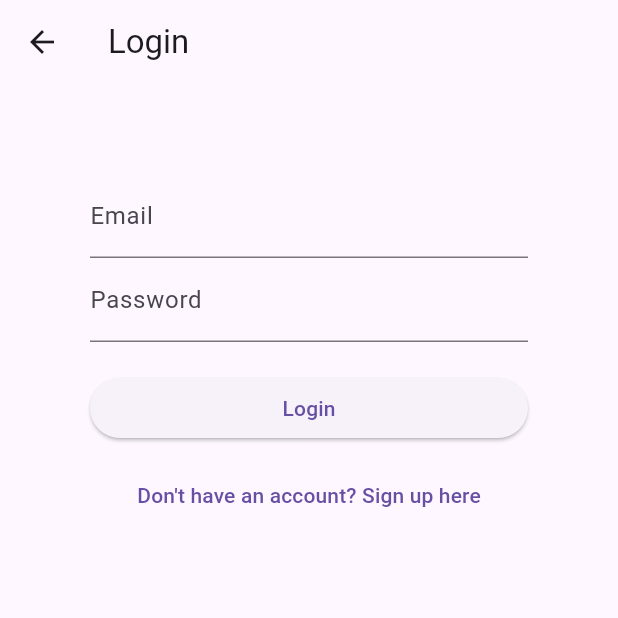
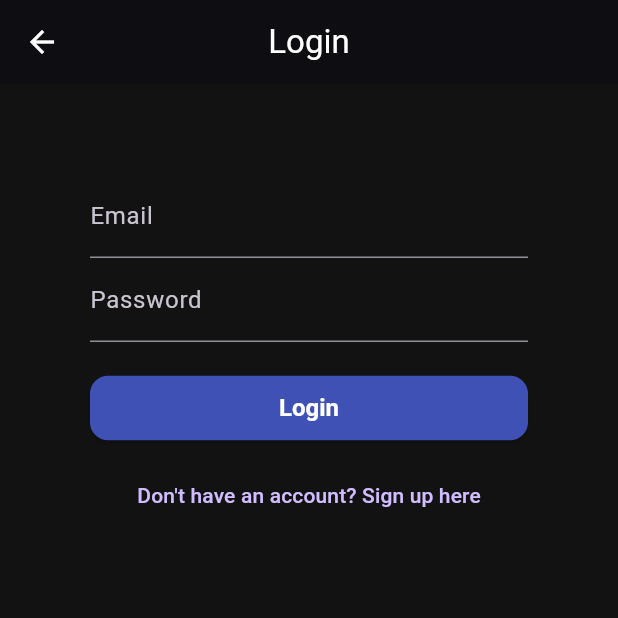
Before and after one commit to UltForce/Higherbooru-Mobile, a Flutter app: the screen it shows after launch, after a tap on "Login", on a phone screen of 412 x 824 dp, the top half of it. Run offline on Flutter 3.47's test engine with Material 3 defaults, Android fonts, the phone set to English and light mode, and no system bars; our stand-ins replace cloud_firestore, firebase_auth, firebase_core, firebase_storage, image_picker; accounts and stored records are empty; network calls fail.

Commit message:
added dark theme

```diff
--- a/lib/main.dart
+++ b/lib/main.dart
@@ -14,8 +14,61 @@ class HigherbooruApp extends StatelessWidget {
 
   @override
   Widget build(BuildContext context) {
-    return const MaterialApp(
-      home: HomePage(),
+    return MaterialApp(
+      title: 'Higherbooru',
+      debugShowCheckedModeBanner: false,
+      themeMode: ThemeMode.dark, // Use ThemeMode.light to switch
+      theme: ThemeData(
+        brightness: Brightness.light,
+        primarySwatch: Colors.indigo,
+        scaffoldBackgroundColor: Colors.white,
+        appBarTheme: const AppBarTheme(
+          backgroundColor: Colors.indigo,
+          foregroundColor: Colors.white,
+          centerTitle: true,
+          elevation: 2,
+        ),
+        textTheme: const TextTheme(
+          bodyMedium: TextStyle(color: Colors.black),
+        ),
+        elevatedButtonTheme: ElevatedButtonThemeData(
+          style: ElevatedButton.styleFrom(
+            backgroundColor: Colors.indigo,
+            foregroundColor: Colors.white,
+            padding: const EdgeInsets.symmetric(horizontal: 32, vertical: 12),
+            textStyle: const TextStyle(fontSize: 16, fontWeight: FontWeight.bold),
+            shape: RoundedRectangleBorder(
+              borderRadius: BorderRadius.all(Radius.circular(12)),
+            ),
+          ),
+        ),
+      ),
+      darkTheme: ThemeData(
+        brightness: Brightness.dark,
+        primarySwatch: Colors.indigo,
+        scaffoldBackgroundColor: const Color(0xFF121212),
+        appBarTheme: const AppBarTheme(
+          backgroundColor: Colors.black,
+          foregroundColor: Colors.white,
+          centerTitle: true,
+          elevation: 2,
+        ),
+        textTheme: const TextTheme(
+          bodyMedium: TextStyle(color: Colors.white),
+        ),
+        elevatedButtonTheme: ElevatedButtonThemeData(
+          style: ElevatedButton.styleFrom(
+            backgroundColor: Colors.indigo,
+            foregroundColor: Colors.white,
+            padding: const EdgeInsets.symmetric(horizontal: 32, vertical: 12),
+            textStyle: const TextStyle(fontSize: 16, fontWeight: FontWeight.bold),
+            shape: RoundedRectangleBorder(
+              borderRadius: BorderRadius.all(Radius.circular(12)),
+            ),
+          ),
+        ),
+      ),
+      home: const HomePage(),
     );
   }
 }
@@ -26,7 +79,6 @@ class HomePage extends StatelessWidget {
   @override
   Widget build(BuildContext context) {
     return Scaffold(
-      backgroundColor: Colors.white,
       appBar: AppBar(title: const Text('Welcome')),
       body: Center(
         child: Padding(
@@ -34,23 +86,28 @@ class HomePage extends StatelessWidget {
           child: Column(
             mainAxisAlignment: MainAxisAlignment.center,
             children: [
-              const Text(
-                "Higherbooru",
-                style: TextStyle(fontSize: 32, fontWeight: FontWeight.bold),
+              Image.asset(
+                'images/logo.png',
+                height: 400,
               ),
-              const SizedBox(height: 40),
+
+              const SizedBox(height: 20),
               ElevatedButton(
                 onPressed: () {
-                  Navigator.push(context,
-                      MaterialPageRoute(builder: (context) => const LoginForm()));
+                  Navigator.push(
+                    context,
+                    MaterialPageRoute(builder: (context) => const LoginForm()),
+                  );
                 },
                 child: const Text("Login"),
               ),
               const SizedBox(height: 20),
               ElevatedButton(
                 onPressed: () {
-                  Navigator.push(context,
-                      MaterialPageRoute(builder: (context) => const SignupForm()));
+                  Navigator.push(
+                    context,
+                    MaterialPageRoute(builder: (context) => const SignupForm()),
+                  );
                 },
                 child: const Text("Sign Up"),
               ),
--- a/pubspec.yaml
+++ b/pubspec.yaml
@@ -63,8 +63,8 @@ flutter:
   uses-material-design: true
 
   # To add assets to your application, add an assets section, like this:
-  # assets:
-  #   - images/a_dot_burr.jpeg
+  assets:
+   - images/
   #   - images/a_dot_ham.jpeg
 
   # An image asset can refer to one or more resolution-specific "variants", see
```
Also changed, not shown: images/logo.png (added), 8 other files.
